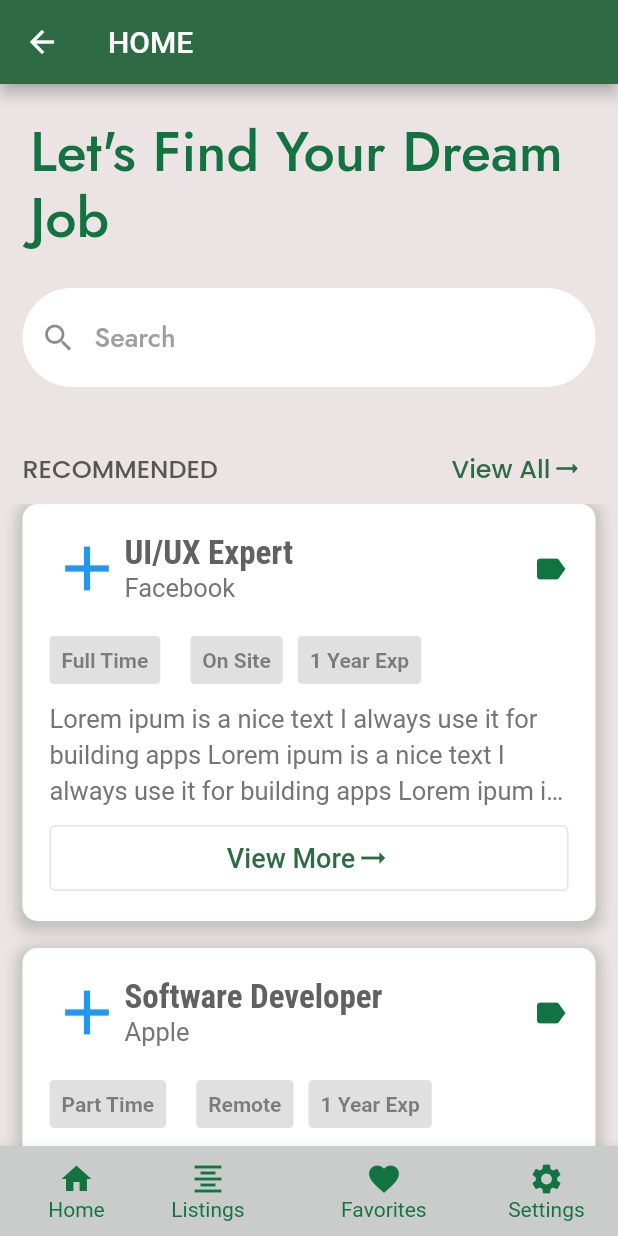
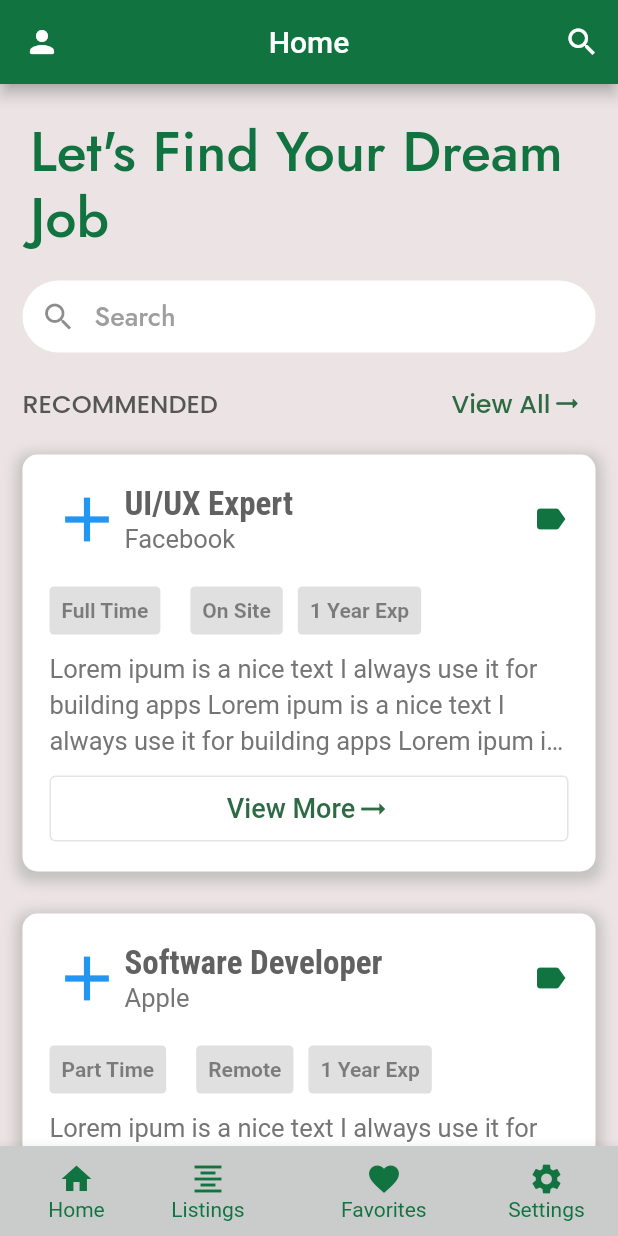
Before and after one commit to beuchehmaxime/job-board-ui-in-flutter, a Flutter app: the JobScreen screen opened directly, on a phone screen of 412 x 824 dp. Run offline on Flutter 3.47's test engine with Material 2 defaults, Android fonts, the phone set to English and light mode, and no system bars; our stand-ins replace google_fonts.

Commit message:
New changes

```diff
--- a/lib/screens/jobs_screen.dart
+++ b/lib/screens/jobs_screen.dart
@@ -28,13 +28,20 @@ class JobScreen extends StatelessWidget {
     return Scaffold(
       backgroundColor: const Color.fromARGB(255, 236, 228, 228),
       appBar: AppBar(
-        title: const Text("HOME"),
+        leading: IconButton(icon: const Icon(Icons.person_rounded), onPressed: (){},),
+        title: const Text("Home"),
+        actions: [
+          //IconButton(icon: const Icon(Icons.shopping_bag), onPressed: (){},),
+          IconButton(icon: const Icon(Icons.search), onPressed: (){},),
+        ],
+        centerTitle: true,
+        backgroundColor: const Color.fromARGB(255, 17, 115, 64),
       ),
       body: Column(
         children: [
           Padding(
             padding: const EdgeInsets.only(
-                left: 20, right: 35.0, top: 25, bottom: 15),
+                left: 20, right: 35.0, top: 25, bottom: 10),
             child: Text(
               "Let's Find Your Dream Job",
               style: GoogleFonts.jost(
@@ -46,11 +53,11 @@ class JobScreen extends StatelessWidget {
             ),
           ),
           const Padding(
-            padding: EdgeInsets.only(top: 8.0, bottom: 15, left: 15, right: 15),
+            padding: EdgeInsets.only(top: 8.0, bottom: 2, left: 15, right: 15),
             child: SearchFormWidget(),
           ),
           const Padding(
-            padding: EdgeInsets.only(top: 15.0, left: 15, right: 15),
+            padding: EdgeInsets.only(top: 8.0, left: 15, right: 15),
             child: RecommendedText(),
           ),
           Expanded(
--- a/lib/widgets/home_button_widget.dart
+++ b/lib/widgets/home_button_widget.dart
@@ -1,5 +1,5 @@
 import 'package:flutter/material.dart';
-import 'package:new_directory/screens/jobs_screen.dart';
+import 'package:new_directory/screens/register_screen.dart';
 
 
 class HomeButtonWidget extends StatelessWidget {
@@ -15,7 +15,7 @@ class HomeButtonWidget extends StatelessWidget {
       onPressed: () {
         Navigator.push(context,
           MaterialPageRoute(builder: (context){
-            return JobScreen();
+            return const RegisterScreenWidget();
           }),
         );
       },
--- a/lib/widgets/search_form_widget.dart
+++ b/lib/widgets/search_form_widget.dart
@@ -23,6 +23,7 @@ class SearchFormWidget extends StatelessWidget {
           borderRadius: BorderRadius.circular(40),
           borderSide: BorderSide.none,
         ),
+        contentPadding: const EdgeInsets.symmetric(vertical: 10.0),
       ),
     );
   }
--- a/lib/widgets/tile_widget.dart
+++ b/lib/widgets/tile_widget.dart
@@ -22,7 +22,7 @@ class TileWidgets extends StatelessWidget {
   @override
   Widget build(BuildContext context) {
     return Padding(
-      padding: const EdgeInsets.only(bottom: 18.0, left: 15, right: 15),
+      padding: const EdgeInsets.only(bottom: 18.0, left: 15, right: 15, top: 10),
       child: Container(
         decoration: BoxDecoration(
           borderRadius: BorderRadius.circular(10),
```
Also changed, not shown: lib/screens/home_screen.dart (+8 -1 lines).
